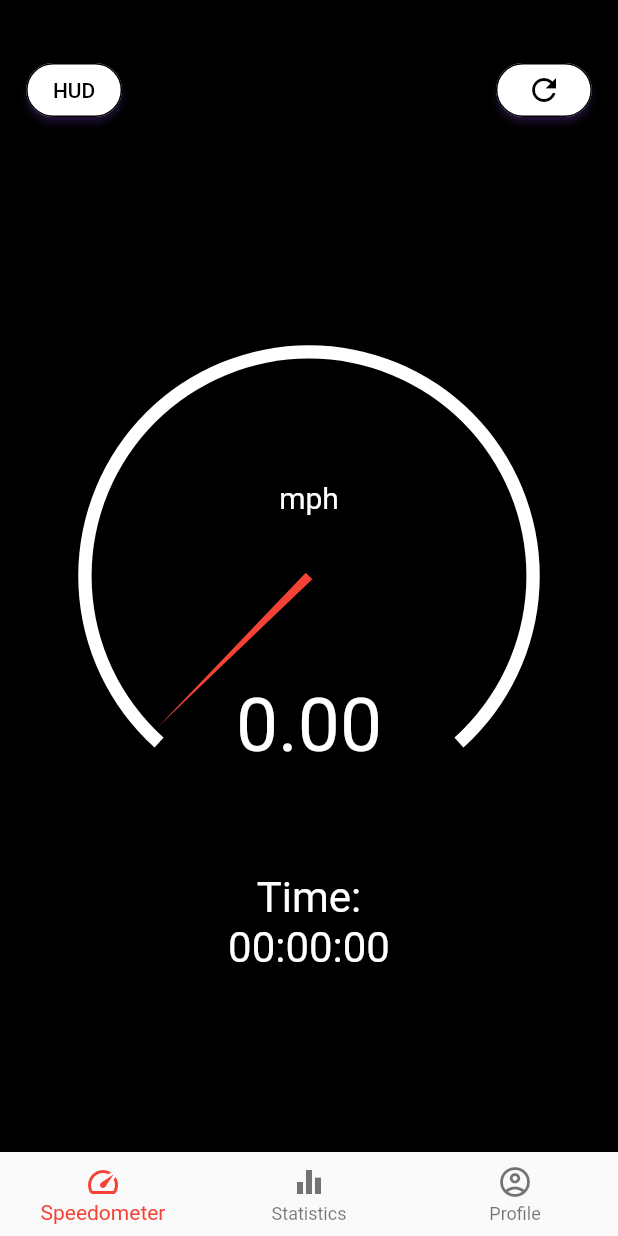
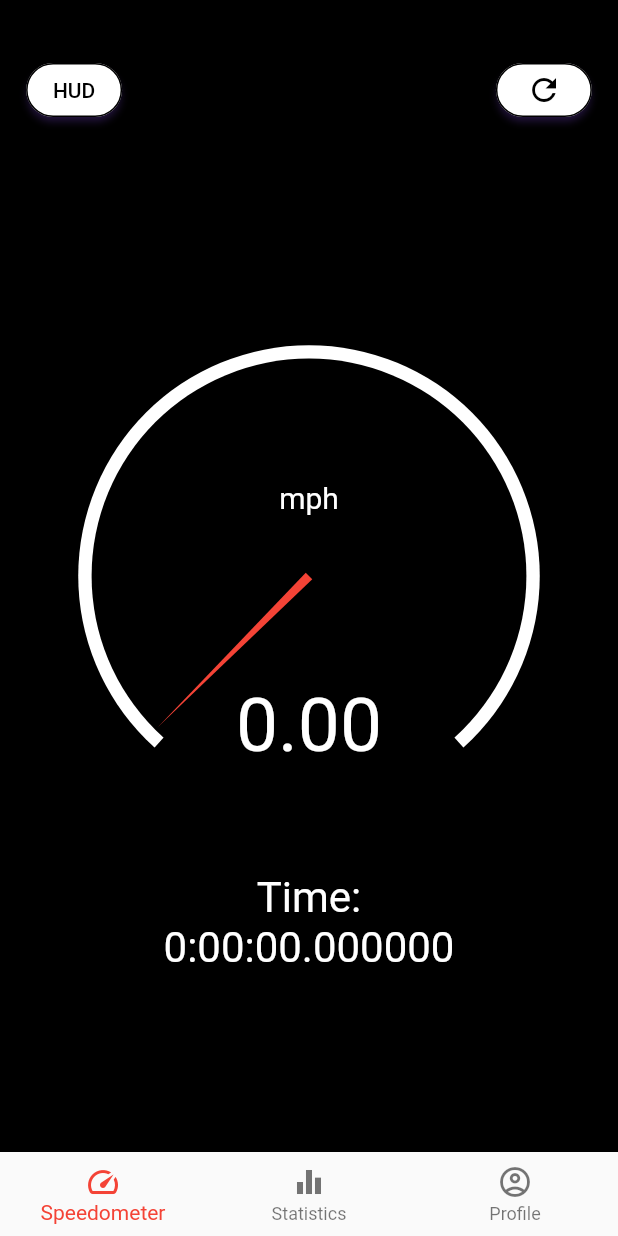
Before and after one commit to mb1shka/speedometer, a Flutter app: the screen it shows after launch, after a tap on the "refresh" icon, on a phone screen of 412 x 824 dp. Run offline on Flutter 3.47's test engine with Material 2 defaults, Android fonts, the phone set to English and light mode, and no system bars; our stand-ins replace location.

```diff
--- /dev/null
+++ b/lib/timer.dart
@@ -0,0 +1,20 @@
+import 'dart:async';
+
+class Timer {
+  late Duration _time;
+
+  Duration get getDuration => _time;
+
+  DateTime startTime = DateTime.now();
+
+  StreamSubscription? _timer;
+  final interval = const Duration(seconds: 1);
+
+  void countDuration() {
+    _timer = Stream<void>.periodic(interval).listen((_) {
+      DateTime currentTime = DateTime.now();
+      Duration duration = currentTime.difference(startTime);
+      _time = duration;
+    });
+  }
+}
--- a/lib/widgets/speedometer/speedometer_container.dart
+++ b/lib/widgets/speedometer/speedometer_container.dart
@@ -1,4 +1,5 @@
 import 'package:flutter/material.dart';
+import 'package:speedometer/timer.dart';
 import 'package:speedometer/widgets/speedometer/speedometer.dart';
 import 'package:provider/provider.dart';
 
@@ -10,6 +11,8 @@ class SpeedometerContainer extends StatefulWidget {
 }
 
 class _SpeedometerContainerState extends State<SpeedometerContainer> {
+
+  Duration _duration = new Duration();
 
   @override
   Widget build(BuildContext context) {
@@ -41,7 +44,13 @@ class _SpeedometerContainerState extends State<SpeedometerContainer> {
           ),
           Align(
             child: ElevatedButton(
-              onPressed: () {},
+              onPressed: () {
+                Timer timer = new Timer();
+                timer.countDuration();
+                setState(() {
+                  _duration = timer.getDuration;
+                });
+              },
               child: Icon(Icons.refresh_outlined),
               style: ButtonStyle(
                 foregroundColor: MaterialStateProperty.all<Color>(Colors.black),
@@ -62,7 +71,7 @@ class _SpeedometerContainerState extends State<SpeedometerContainer> {
             alignment: Alignment.bottomCenter,
 
             child: Text(
-              "Time:\n00:00:00",
+              "Time:\n${_duration}",
               style: const TextStyle(
                 color: Colors.white,
                 fontSize: 28,
```
